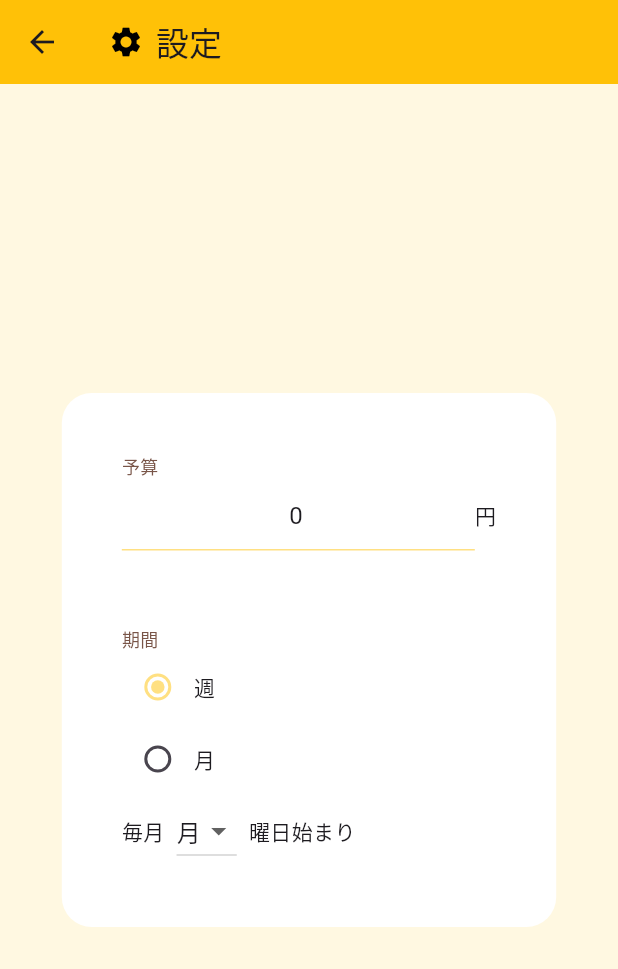
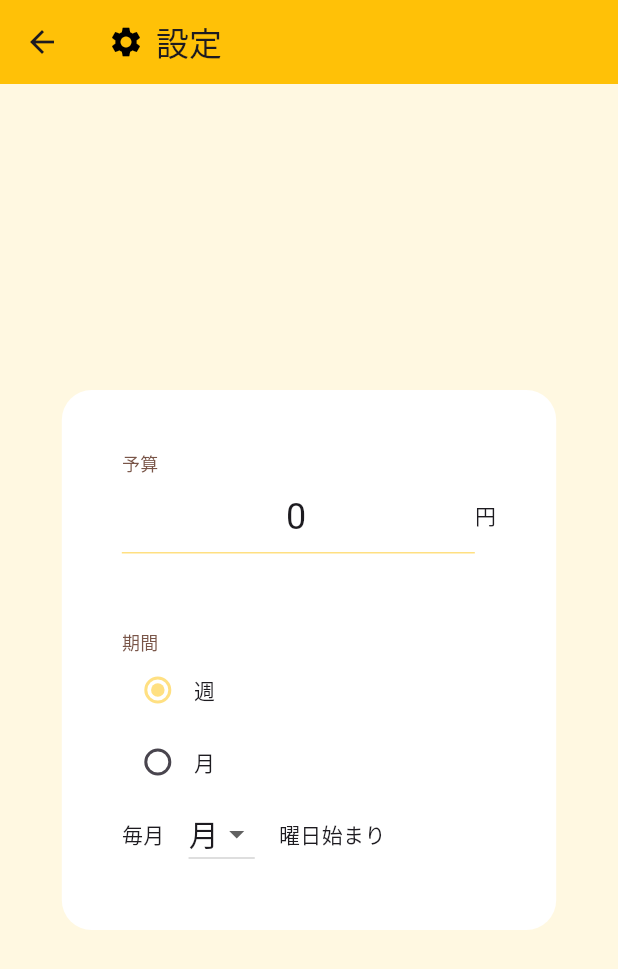
Before and after one commit to wa451/balance_alert, a Flutter app: the screen it shows after launch, after a tap on "設定", on a phone screen of 412 x 824 dp. Shown: the top 969 px of the screen. Run offline on Flutter 3.47's test engine with Material 3 defaults, Android fonts, the phone set to English and light mode, and no system bars; our stand-ins replace flutter_blue_plus, permission_handler, shared_preferences; missing offline and left inert: dart:ffi, flutter_sharing_intent, google_mlkit_text_recognition.

Commit message:
フォントサイズを大きくする

```diff
--- a/lib/setting.dart
+++ b/lib/setting.dart
@@ -112,6 +112,9 @@ class _SettingsScreenState extends State<SettingsScreen> {
                               ),
                             ),
                             keyboardType: TextInputType.number,
+                            style: TextStyle(
+                              fontSize: 24.0, // 文字のサイズを指定
+                            ),
                             onChanged: (String value) {
                               setState(() {
                                 _budget = value;
@@ -175,7 +178,7 @@ class _SettingsScreenState extends State<SettingsScreen> {
                               children: [
                                 Text('毎月'),
                                 SizedBox(
-                                  width: 8,
+                                  width: 16,
                                 ),
                                 Row(
                                   mainAxisAlignment:
@@ -191,14 +194,17 @@ class _SettingsScreenState extends State<SettingsScreen> {
                                       items: ['月', '火', '水', '木', '金', '土', '日']
                                           .map((day) => DropdownMenuItem(
                                                 value: day,
-                                                child: Text(day),
+                                                child: Text(
+                                                  day,
+                                                  style: TextStyle(fontSize: 20), // フォントサイズを指定
+                                                ),
                                               ))
                                           .toList(),
                                     ),
                                   ],
                                 ),
                                 SizedBox(
-                                  width: 8,
+                                  width: 16,
                                 ),
                                 Text('曜日始まり'),
                               ],
@@ -232,6 +238,9 @@ class _SettingsScreenState extends State<SettingsScreen> {
                                       ),
                                     ),
                                     keyboardType: TextInputType.number,
+                                    style: TextStyle(
+                                      fontSize: 24.0, // 文字のサイズを指定
+                                    ),
                                     onChanged: (String value) {
                                       setState(() {
                                         _startDate = value;
```
